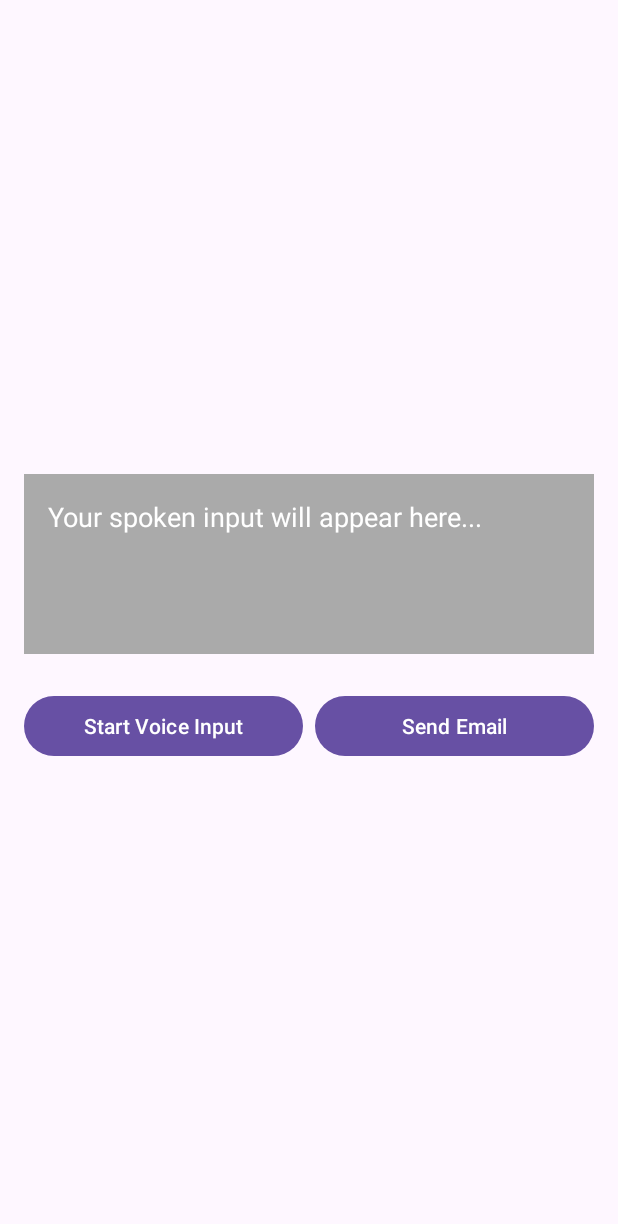
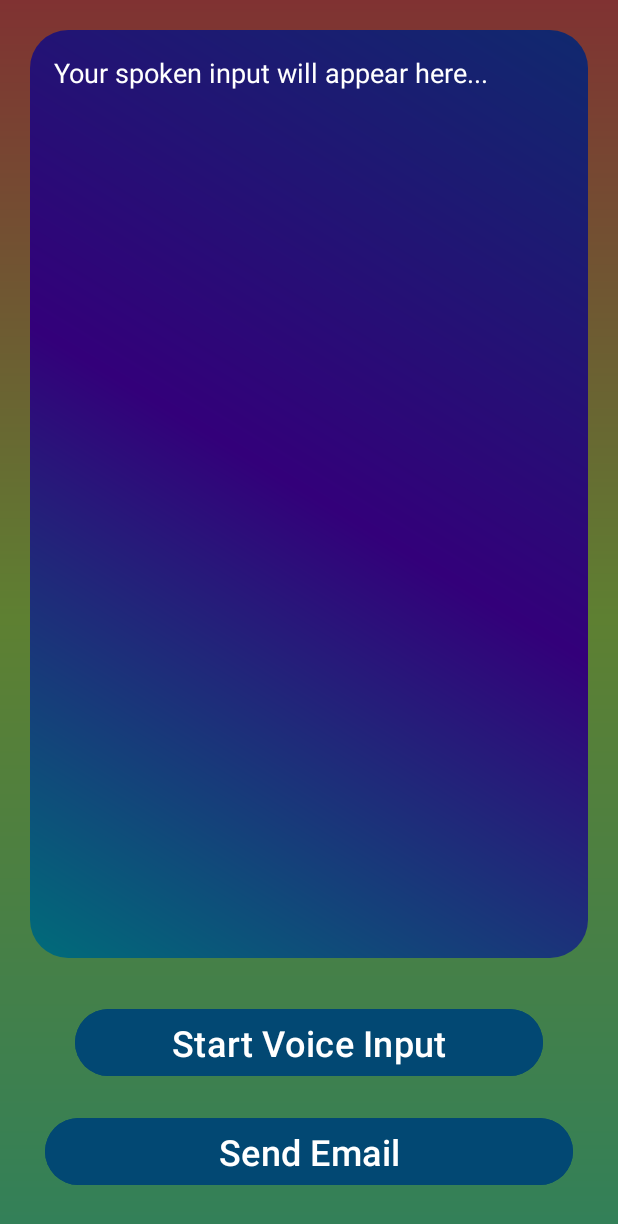
Before and after one commit to Tejas-Panchal/VoicEmailSender, an Android app: the screen it shows after launch (MainActivity), on a phone screen of 412 x 824 dp. Shown: the top 1224 px of the screen. Run offline under Robolectric (Android 15) with nearby library versions, the phone set to English and light mode, and no system bars.

Commit message:
added gradiant background and textview

```diff
--- a/app/src/main/java/com/example/voicemailsender/MainActivity.java
+++ b/app/src/main/java/com/example/voicemailsender/MainActivity.java
@@ -110,7 +110,7 @@ public class MainActivity extends AppCompatActivity {
                 switch (step) {
                     case 0:
                         String spokenText = result.get(0);
-                        tvResult.setText(spokenText); // Display what the user said
+//                        tvResult.setText(spokenText); // Display what the user said
                         email = result.get(0)
                                 .toLowerCase()
                                 .replaceAll("\\s+", "") // removes all spaces (single or multiple)
@@ -123,7 +123,7 @@ public class MainActivity extends AppCompatActivity {
                         break;
                     case 1:
                         String spokenSubject = result.get(0);
-                        tvResult.setText(spokenSubject); // Display spoken subject
+//                        tvResult.setText(spokenSubject); // Display spoken subject
 
                         subject = result.get(0);
 
@@ -133,11 +133,12 @@ public class MainActivity extends AppCompatActivity {
                         break;
                     case 2:
                         String spokenMessage = result.get(0);
-                        tvResult.setText(spokenMessage); // Display spoken message
+//                        tvResult.setText(spokenMessage); // Display spoken message
                         message = result.get(0);
                         Toast.makeText(this, "Message: " + message, Toast.LENGTH_SHORT).show();
                         break;
                 }
+                tvResult.setText(String.format("Email: %s\n\nSubject: %s\n\nMessage: \n%s", email, subject, message));
             }
         }
     }
--- /dev/null
+++ b/app/src/main/res/drawable/background_gradient.xml
@@ -0,0 +1,13 @@
+<?xml version="1.0" encoding="utf-8"?>
+<shape xmlns:android="http://schemas.android.com/apk/res/android"
+    android:shape="rectangle">
+
+    <gradient xmlns:android="http://schemas.android.com/apk/res/android"
+        android:type="linear"
+        android:angle="-45"
+        android:startColor="#803232"
+        android:endColor="#328059"
+        android:gradientRadius="500"
+        android:centerColor="#5e8032" />
+
+</shape>
--- /dev/null
+++ b/app/src/main/res/drawable/rounded_background.xml
@@ -0,0 +1,24 @@
+<?xml version="1.0" encoding="utf-8"?>
+<shape xmlns:android="http://schemas.android.com/apk/res/android"
+    android:shape="rectangle">
+
+    <!-- Background color -->
+<!--    <solid android:color="#015c94" />-->
+    <gradient xmlns:android="http://schemas.android.com/apk/res/android"
+        android:type="linear"
+        android:angle="45"
+        android:startColor="#006c7a"
+        android:endColor="#10296e"
+        android:gradientRadius="500"
+        android:centerColor="#33007a" />
+
+    <!-- Corner radius -->
+    <corners android:radius="25dp" />
+
+    <!-- Optional padding -->
+    <padding
+        android:left="8dp"
+        android:top="8dp"
+        android:right="8dp"
+        android:bottom="8dp" />
+</shape>
--- a/app/src/main/res/layout/activity_main.xml
+++ b/app/src/main/res/layout/activity_main.xml
@@ -5,53 +5,74 @@
     android:id="@+id/main"
     android:layout_width="match_parent"
     android:layout_height="match_parent"
+    android:background="@drawable/background_gradient"
     tools:context=".MainActivity">
 
-    <LinearLayout
+    <androidx.constraintlayout.widget.ConstraintLayout
+        android:id="@+id/linearLayout"
         android:layout_width="match_parent"
         android:layout_height="match_parent"
         android:layout_gravity="center"
         android:gravity="center"
-        android:orientation="vertical"
-        android:padding="16dp">
+        app:layout_constraintBottom_toBottomOf="parent">
 
         <!-- Non-editable box for spoken text -->
+
+        <!-- Horizontal button layout -->
+
+
         <TextView
             android:id="@+id/tvResult"
-            android:layout_width="match_parent"
-            android:layout_height="120dp"
-            android:background="@android:color/darker_gray"
+            android:layout_width="0dp"
+            android:layout_height="0dp"
+            android:layout_marginStart="20dp"
+            android:layout_marginTop="20dp"
+            android:layout_marginEnd="20dp"
+            android:layout_marginBottom="30dp"
+            android:background="@drawable/rounded_background"
+            android:gravity="top|start"
+            android:padding="16dp"
+            android:text="Your spoken input will appear here..."
             android:textColor="@android:color/white"
-            android:padding="16dp"
             android:textSize="18sp"
-            android:text="Your spoken input will appear here..."
-            android:gravity="top|start"
-            android:layout_marginBottom="24dp" />
-
-        <!-- Horizontal button layout -->
-        <LinearLayout
-            android:layout_width="match_parent"
-            android:layout_height="wrap_content"
-            android:orientation="horizontal"
-            android:gravity="center">
+            app:layout_constraintBottom_toTopOf="@+id/btnSpeak"
+            app:layout_constraintEnd_toEndOf="parent"
+            app:layout_constraintHorizontal_bias="1.0"
+            app:layout_constraintStart_toStartOf="parent"
+            app:layout_constraintTop_toTopOf="parent" />
 
         <Button
             android:id="@+id/btnSpeak"
             android:layout_width="0dp"
             android:layout_height="wrap_content"
-                android:layout_weight="1"
-                android:text="Start Voice Input" />
+            android:layout_marginStart="50dp"
+            android:layout_marginEnd="50dp"
+            android:layout_marginBottom="20dp"
+            android:backgroundTint="#024873"
+            android:text="Start Voice Input"
+            android:textColor="@android:color/white"
+            android:textSize="24sp"
+            app:layout_constraintBottom_toTopOf="@+id/btnSendEmail"
+            app:layout_constraintEnd_toEndOf="parent"
+            app:layout_constraintStart_toStartOf="parent" />
 
         <Button
             android:id="@+id/btnSendEmail"
             android:layout_width="0dp"
             android:layout_height="wrap_content"
-                android:layout_weight="1"
-                android:layout_marginStart="8dp"
-                android:text="Send Email" />
-        </LinearLayout>
+            android:layout_marginStart="30dp"
+            android:layout_marginEnd="30dp"
+            android:layout_marginBottom="30dp"
+            android:backgroundTint="#024873"
+            android:text="Send Email"
+            android:textColor="@android:color/white"
+            android:textSize="24sp"
+            app:layout_constraintBottom_toBottomOf="parent"
+            app:layout_constraintEnd_toEndOf="parent"
+            app:layout_constraintStart_toStartOf="parent" />
 
-    </LinearLayout>
+
+    </androidx.constraintlayout.widget.ConstraintLayout>
 
 
 
```
Lines whose indentation alone changed are shown as unchanged.
